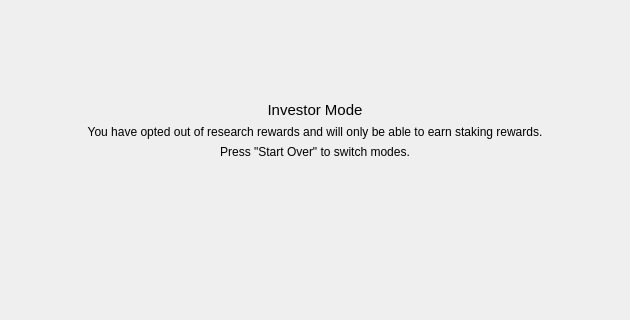
This is src/qt/forms/researcherwizardinvestorpage.ui in gridcoin-community/Gridcoin-Research as Qt 5 draws it before an edit; both pictures show x 0 to 630 and y 0 to 320 of the 630 by 480 pixel window. The edited form follows.
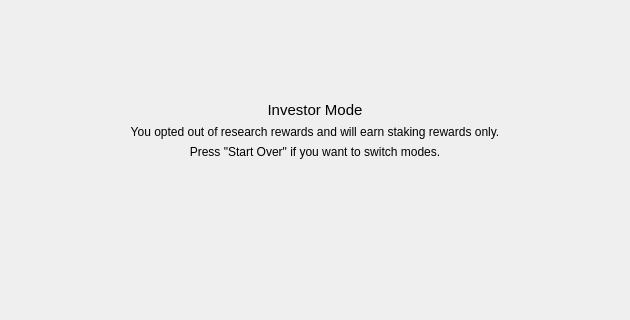
This is the edited form. Icons and pictures are not drawn.

Patch:
```diff
--- a/src/qt/forms/researcherwizardinvestorpage.ui
+++ b/src/qt/forms/researcherwizardinvestorpage.ui
@@ -91,7 +91,7 @@
    <item alignment="Qt::AlignVCenter">
     <widget class="QLabel" name="investorLabel">
      <property name="text">
-     <string>You have opted out of research rewards and will only be able to earn staking rewards.</string>
+     <string>You opted out of research rewards and will earn staking rewards only.</string>
      </property>
      <property name="alignment">
       <set>Qt::AlignCenter</set>
@@ -104,7 +104,7 @@
    <item>
     <widget class="QLabel" name="startOverLabel">
      <property name="text">
-      <string>Press &quot;Start Over&quot; to switch modes.</string>
+      <string>Press &quot;Start Over&quot; if you want to switch modes.</string>
      </property>
      <property name="alignment">
       <set>Qt::AlignCenter</set>
```
